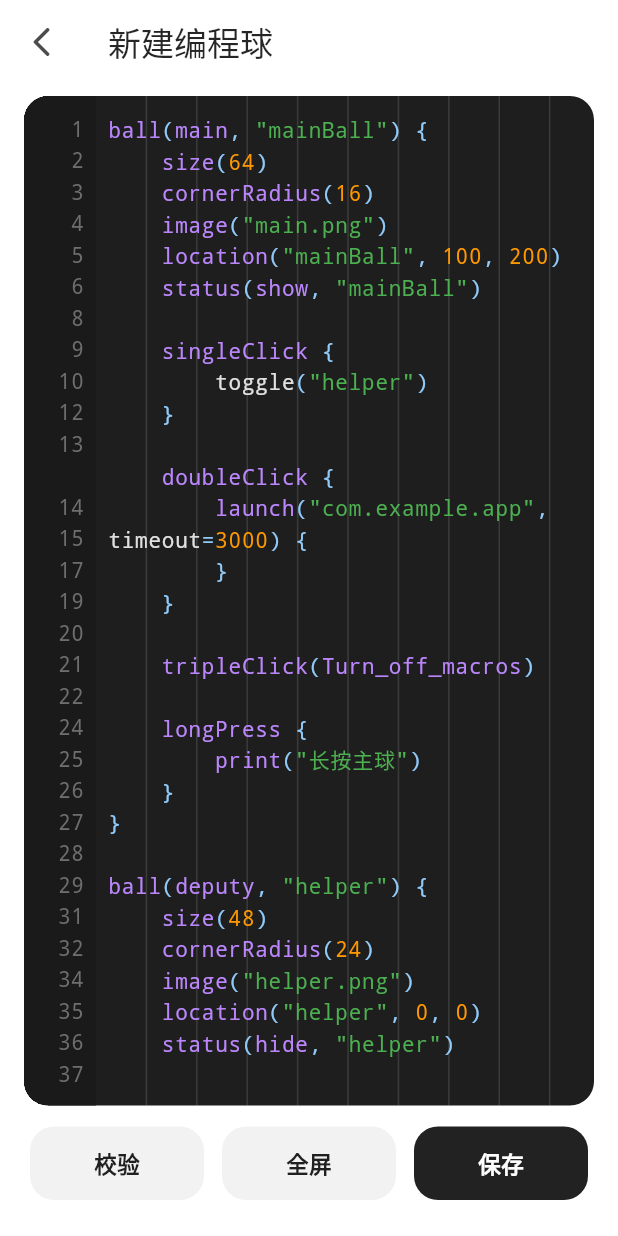
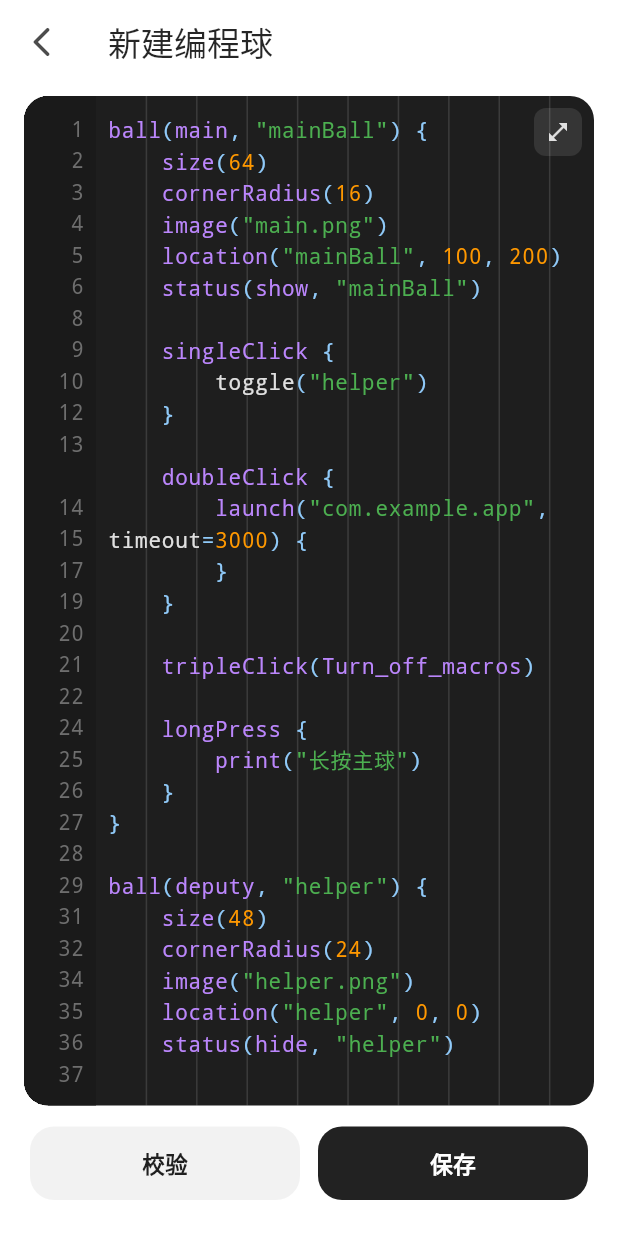
Before and after one commit to QangXing/Isolation, a Flutter app: the FloaterEditorScreen screen opened directly, on a phone screen of 412 x 824 dp. Run offline on Flutter 3.47's test engine with Material 3 defaults, Android fonts, the phone set to English and light mode, and no system bars; our stand-ins replace file_picker, share_plus, shared_preferences; accounts and stored records are empty.

Commit message:
fix: 修复编程球主/副球事件串扰与宏重叠问题
- 按球名隔离 singleClick/doubleClick/tripleClick/longPress 事件
- 增加宏执行运行中检查，防止同个宏多次叠加执行
- 编程球编辑器全屏入口移到代码区右上角
- 启用编程球时禁用默认悬浮球点击事件

```diff
--- a/lib/screens/floater_editor_screen.dart
+++ b/lib/screens/floater_editor_screen.dart
@@ -140,7 +140,9 @@ location("helper", mainX + 80, mainY)
         borderRadius: BorderRadius.circular(16),
       ),
       clipBehavior: Clip.hardEdge,
-      child: CodeEditor(
+      child: Stack(
+        children: [
+          CodeEditor(
             controller: _codeController,
             showLineNumbers: true,
             showIndentGuides: true,
@@ -150,6 +152,28 @@ location("helper", mainX + 80, mainY)
               hintStyle: TextStyle(color: Color(0xFF757575)),
             ),
             onChanged: (_) => setState(() {}),
+          ),
+          Positioned(
+            top: 8,
+            right: 8,
+            child: GestureDetector(
+              onTap: _openProfessionalEditor,
+              child: Container(
+                width: 32,
+                height: 32,
+                decoration: BoxDecoration(
+                  color: Colors.white.withValues(alpha: 0.1),
+                  borderRadius: BorderRadius.circular(8),
+                ),
+                child: const Icon(
+                  Icons.open_in_full,
+                  size: 16,
+                  color: Color(0xFFE0E0E0),
+                ),
+              ),
+            ),
+          ),
+        ],
       ),
     );
   }
@@ -165,13 +189,6 @@ location("helper", mainX + 80, mainY)
               child: _ActionButton(
                 label: '校验',
                 onTap: _validate,
-              ),
-            ),
-            const SizedBox(width: 12),
-            Expanded(
-              child: _ActionButton(
-                label: '全屏',
-                onTap: _openProfessionalEditor,
               ),
             ),
             const SizedBox(width: 12),
```
Also changed, not shown: 3 other files. Lines whose indentation alone changed are shown as unchanged.
